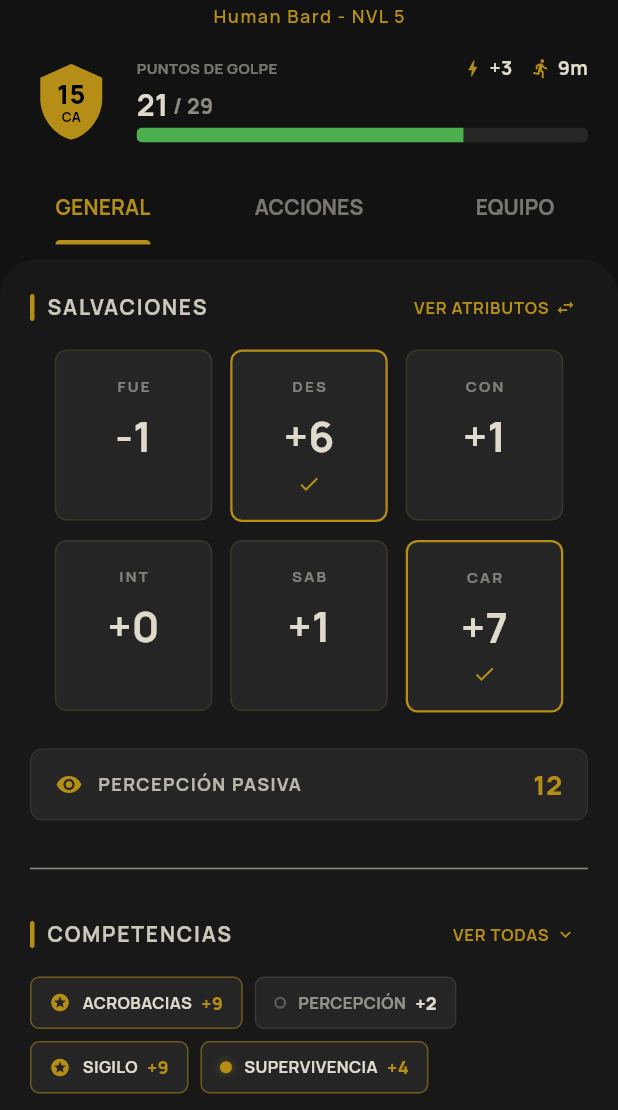
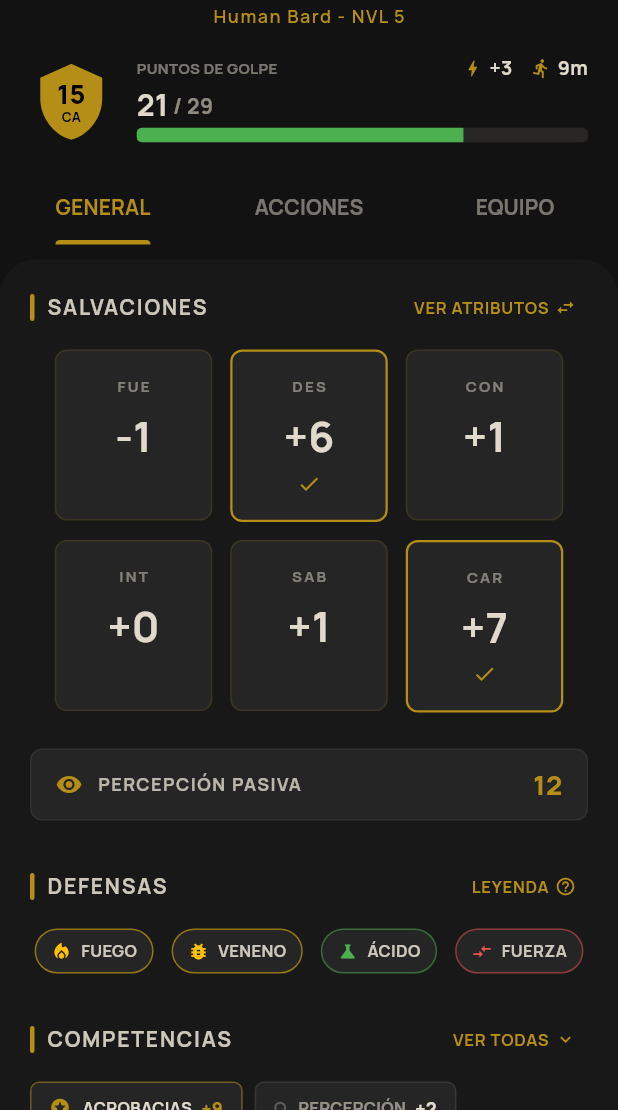
Before and after one commit to Davidperpi/dnd-app, a Flutter app: the screen it shows after launch, after a tap on "VER SALVACIONES", on a phone screen of 412 x 824 dp, the part 126-1236 px from its top. Run offline on Flutter 3.47's test engine with Material 3 defaults, Android fonts, the phone set to English and light mode, and no system bars; our stand-ins replace equatable, flutter_bloc, fpdart, get_it, google_fonts.

Commit message:
feat: add defenses in general tab

```diff
--- /dev/null
+++ b/lib/core/constants/damage_type.dart
@@ -0,0 +1,58 @@
+import 'package:flutter/material.dart';
+
+enum DamageType {
+  acid,
+  bludgeoning,
+  cold,
+  fire,
+  force,
+  lightning,
+  necrotic,
+  piercing,
+  poison,
+  psychic,
+  radiant,
+  slashing,
+  thunder,
+}
+
+/// Extensión para darle "superpoderes" al Enum
+extension DamageTypeExtension on DamageType {
+  String get nameES {
+    return switch (this) {
+      DamageType.acid => 'ÁCIDO',
+      DamageType.bludgeoning => 'CONTUNDENTE',
+      DamageType.cold => 'FRÍO',
+      DamageType.fire => 'FUEGO',
+      DamageType.force => 'FUERZA',
+      DamageType.lightning => 'RELÁMPAGO',
+      DamageType.necrotic => 'NECRÓTICO',
+      DamageType.piercing => 'PERFORANTE',
+      DamageType.poison => 'VENENO',
+      DamageType.psychic => 'PSÍQUICO',
+      DamageType.radiant => 'RADIANTE',
+      DamageType.slashing => 'CORTANTE',
+      DamageType.thunder => 'TRUENO',
+    };
+  }
+
+  IconData get icon {
+    return switch (this) {
+      DamageType.acid => Icons.science, // O water_drop
+      DamageType.bludgeoning => Icons.gavel, // O gavel
+      DamageType.cold => Icons.ac_unit,
+      DamageType.fire => Icons.local_fire_department,
+      DamageType.force => Icons.compare_arrows, // O explosion
+      DamageType.lightning => Icons.flash_on,
+      DamageType.necrotic =>
+        Icons.dangerous, // No hay calavera en standard, usamos algo similar
+      DamageType.piercing => Icons.arrow_right_alt, // Flecha
+      DamageType.poison => Icons.bug_report, // O biological
+      DamageType.psychic => Icons.psychology,
+      DamageType.radiant => Icons.wb_sunny,
+      DamageType.slashing =>
+        Icons.content_cut, // Espada no hay, tijeras/corte sirve
+      DamageType.thunder => Icons.volume_up,
+    };
+  }
+}
--- a/lib/features/character/data/repositories/mock_character_repository.dart
+++ b/lib/features/character/data/repositories/mock_character_repository.dart
@@ -1,4 +1,5 @@
 import 'package:dnd_app/core/constants/attributes.dart';
+import 'package:dnd_app/core/constants/damage_type.dart';
 import 'package:dnd_app/core/constants/skills.dart';
 import 'package:fpdart/fpdart.dart';
 
@@ -49,6 +50,9 @@ class MockCharacterRepository implements CharacterRepository {
         proficientSkills: <Skill>[Skill.survival],
         hasJackOfAllTrades: true,
         speed: 30,
+        resistances: <DamageType>[DamageType.fire, DamageType.poison],
+        immunities: <DamageType>[DamageType.acid],
+        vulnerabilities: <DamageType>[DamageType.force],
       ),
     );
   }
--- a/lib/features/character/domain/entities/character.dart
+++ b/lib/features/character/domain/entities/character.dart
@@ -1,4 +1,5 @@
 import 'package:dnd_app/core/constants/attributes.dart';
+import 'package:dnd_app/core/constants/damage_type.dart';
 import 'package:dnd_app/core/constants/skills.dart';
 import 'package:equatable/equatable.dart';
 
@@ -39,6 +40,10 @@ class Character extends Equatable {
   // Inventario (Strings por ahora para el MVP)
   final List<String> equipment;
 
+  final List<DamageType> resistances;
+  final List<DamageType> immunities;
+  final List<DamageType> vulnerabilities;
+
   const Character({
     required this.id,
     required this.name,
@@ -63,6 +68,9 @@ class Character extends Equatable {
     required this.speed,
     this.hasJackOfAllTrades = false,
     this.equipment = const <String>[],
+    this.resistances = const <DamageType>[],
+    this.immunities = const <DamageType>[],
+    this.vulnerabilities = const <DamageType>[],
   }) : assert(
          currentHp >= 0,
          'HP cannot be negative',
@@ -182,6 +190,10 @@ class Character extends Equatable {
     String? imageUrl,
     List<Skill>? proficientSkills,
     List<Skill>? expertSkills,
+    bool? hasJackOfAllTrades,
+    List<DamageType>? resistances,
+    List<DamageType>? immunities,
+    List<DamageType>? vulnerabilities,
   }) {
     return Character(
       id: id ?? this.id,
@@ -206,6 +218,10 @@ class Character extends Equatable {
       proficientSkills: proficientSkills ?? this.proficientSkills,
       expertSkills: expertSkills ?? this.expertSkills,
       speed: speed ?? this.speed,
+      hasJackOfAllTrades: hasJackOfAllTrades ?? this.hasJackOfAllTrades,
+      resistances: resistances ?? this.resistances,
+      immunities: immunities ?? this.immunities,
+      vulnerabilities: vulnerabilities ?? this.vulnerabilities,
     );
   }
 
@@ -233,5 +249,11 @@ class Character extends Equatable {
     description,
     imageUrl,
     proficientSkills,
+    expertSkills,
+    speed,
+    hasJackOfAllTrades,
+    resistances,
+    immunities,
+    vulnerabilities,
   ];
 }
--- a/lib/features/character/presentation/widgets/character_stats_tab.dart
+++ b/lib/features/character/presentation/widgets/character_stats_tab.dart
@@ -1,6 +1,7 @@
 import 'package:flutter/material.dart';
 
 import '../../../../core/constants/attributes.dart';
+import '../../../../core/constants/damage_type.dart';
 import '../../../../core/constants/skills.dart';
 import '../../domain/entities/character.dart';
 import 'character_bio.dart';
@@ -22,6 +23,12 @@ class _CharacterStatsTabState extends State<CharacterStatsTab> {
   Widget build(BuildContext context) {
     final ThemeData theme = Theme.of(context);
     final Character char = widget.character;
+
+    // Chequeo rápido para saber si hay defensas que mostrar
+    final bool hasDefenses =
+        char.resistances.isNotEmpty ||
+        char.immunities.isNotEmpty ||
+        char.vulnerabilities.isNotEmpty;
 
     return SingleChildScrollView(
       padding: const EdgeInsets.all(20),
@@ -55,14 +62,24 @@ class _CharacterStatsTabState extends State<CharacterStatsTab> {
 
           const SizedBox(height: 24),
 
-          // 2. PERCEPCIÓN PASIVA (Línea Compacta)
+          // 2. PERCEPCIÓN PASIVA
           _buildPassivePerceptionRow(char, theme),
 
-          const SizedBox(height: 24),
-          Divider(color: theme.dividerColor), // Usa el divider del tema
-          const SizedBox(height: 24),
+          const SizedBox(height: 32),
 
-          // 3. COMPETENCIAS
+          // 3. DEFENSAS (Ahora con Cabecera y Leyenda)
+          _buildDefensesSection(char, theme, context),
+
+          // Lógica de separación:
+          // Si hay defensas, ponemos separadores más amplios.
+          // Si no, el separador estándar antes de skills.
+          if (hasDefenses) ...[
+            const SizedBox(height: 32),
+          ] else ...[
+            const SizedBox(height: 24),
+          ],
+
+          // 4. COMPETENCIAS
           _buildSectionHeader(
             theme: theme,
             title: 'COMPETENCIAS',
@@ -79,7 +96,7 @@ class _CharacterStatsTabState extends State<CharacterStatsTab> {
           Divider(color: theme.dividerColor),
           const SizedBox(height: 32),
 
-          // 4. BIO
+          // 5. BIO
           CharacterBio(character: char),
 
           const SizedBox(height: 40),
@@ -92,16 +109,185 @@ class _CharacterStatsTabState extends State<CharacterStatsTab> {
   // WIDGETS AUXILIARES
   // ===========================================================================
 
-  /// Línea compacta para la Percepción Pasiva
+  /// Sección de Defensas con Cabecera Unificada y Botón de Ayuda
+  Widget _buildDefensesSection(
+    Character char,
+    ThemeData theme,
+    BuildContext context,
+  ) {
+    if (char.resistances.isEmpty &&
+        char.immunities.isEmpty &&
+        char.vulnerabilities.isEmpty) {
+      return const SizedBox.shrink();
+    }
+
+    return Column(
+      crossAxisAlignment: CrossAxisAlignment.start,
+      children: [
+        // 1. CABECERA UNIFICADA
+        _buildSectionHeader(
+          theme: theme,
+          title: 'DEFENSAS',
+          actionLabel: 'LEYENDA', // Botón para explicar colores
+          icon: Icons.help_outline,
+          onActionTap: () => _showDefenseLegendDialog(context, theme),
+        ),
+
+        const SizedBox(height: 16),
+
+        // 2. CHIPS DE DEFENSA
+        SizedBox(
+          width: double.infinity,
+          child: Wrap(
+            spacing: 12,
+            runSpacing: 12,
+            alignment: WrapAlignment.center,
+            children: [
+              // Resistencias (Dorado/Ámbar)
+              ...char.resistances.map(
+                (DamageType res) => _buildDefenseChip(
+                  damageType: res,
+                  color: const Color(0xFFFFC107), // Ámbar
+                  theme: theme,
+                ),
+              ),
+
+              // Inmunidades (Verde)
+              ...char.immunities.map(
+                (DamageType imm) => _buildDefenseChip(
+                  damageType: imm,
+                  color: const Color(0xFF4CAF50), // Verde
+                  theme: theme,
+                ),
+              ),
+
+              // Vulnerabilidades (Rojo)
+              ...char.vulnerabilities.map(
+                (DamageType vul) => _buildDefenseChip(
+                  damageType: vul,
+                  color: const Color(0xFFEF5350), // Rojo suave
+                  theme: theme,
+                ),
+              ),
+            ],
+          ),
+        ),
+      ],
+    );
+  }
+
+  /// Popup de Leyenda para explicar los colores
+  void _showDefenseLegendDialog(BuildContext context, ThemeData theme) {
+    showDialog(
+      context: context,
+      builder: (ctx) => AlertDialog(
+        backgroundColor: theme.colorScheme.surfaceContainer,
+        title: Text("Guía de Defensas", style: theme.textTheme.titleLarge),
+        content: Column(
+          mainAxisSize: MainAxisSize.min,
+          children: [
+            _buildLegendRow(
+              Icons.shield_outlined,
+              "Resistencia",
+              "Recibes la MITAD de daño.",
+              const Color(0xFFFFC107),
+              theme,
+            ),
+            const SizedBox(height: 16),
+            _buildLegendRow(
+              Icons.health_and_safety,
+              "Inmunidad",
+              "No recibes NINGÚN daño.",
+              const Color(0xFF4CAF50),
+              theme,
+            ),
+            const SizedBox(height: 16),
+            _buildLegendRow(
+              Icons.broken_image_outlined,
+              "Vulnerabilidad",
+              "Recibes el DOBLE de daño.",
+              const Color(0xFFEF5350),
+              theme,
+            ),
+          ],
+        ),
+        actions: [
+          TextButton(
+            onPressed: () => Navigator.of(ctx).pop(),
+            child: Text(
+              "OK",
+              style: TextStyle(color: theme.colorScheme.secondary),
+            ),
+          ),
+        ],
+      ),
+    );
+  }
+
+  Widget _buildLegendRow(
+    IconData icon,
+    String title,
+    String subtitle,
+    Color color,
+    ThemeData theme,
+  ) {
+    return Row(
+      children: [
+        Icon(icon, color: color, size: 24),
+        const SizedBox(width: 16),
+        Expanded(
+          child: Column(
+            crossAxisAlignment: CrossAxisAlignment.start,
+            children: [
+              Text(
+                title,
+                style: TextStyle(color: color, fontWeight: FontWeight.bold),
+              ),
+              Text(subtitle, style: theme.textTheme.bodySmall),
+            ],
+          ),
+        ),
+      ],
+    );
+  }
+
+  Widget _buildDefenseChip({
+    required DamageType damageType,
+    required Color color,
+    required ThemeData theme,
+  }) {
+    return Container(
+      padding: const EdgeInsets.symmetric(horizontal: 10, vertical: 6),
+      decoration: BoxDecoration(
+        color: theme.colorScheme.surfaceContainer,
+        borderRadius: BorderRadius.circular(20),
+        border: Border.all(color: color.withValues(alpha: 0.5)),
+      ),
+      child: Row(
+        mainAxisSize: MainAxisSize.min,
+        children: [
+          Icon(damageType.icon, size: 14, color: color),
+          const SizedBox(width: 6),
+          Text(
+            damageType.nameES,
+            style: TextStyle(
+              fontSize: 11,
+              fontWeight: FontWeight.bold,
+              color: theme.colorScheme.onSurface.withValues(alpha: 0.9),
+            ),
+          ),
+        ],
+      ),
+    );
+  }
+
   Widget _buildPassivePerceptionRow(Character char, ThemeData theme) {
     return Container(
       width: double.infinity,
       padding: const EdgeInsets.symmetric(horizontal: 16, vertical: 10),
       decoration: BoxDecoration(
-        // CORREGIDO: Usamos el color del tema para tarjetas
         color: theme.colorScheme.surfaceContainer,
         borderRadius: BorderRadius.circular(8),
-        // Borde sutil usando el dividerColor del tema o blanco muy transparente
         border: Border.all(color: Colors.white.withValues(alpha: 0.05)),
       ),
       child: Row(
@@ -157,10 +343,7 @@ class _CharacterStatsTabState extends State<CharacterStatsTab> {
           ),
         ),
         const SizedBox(width: 8),
-        Text(
-          title,
-          style: theme.textTheme.titleLarge, // Ya tiene el estilo en AppTheme
-        ),
+        Text(title, style: theme.textTheme.titleLarge),
         const Spacer(),
         InkWell(
           onTap: onActionTap,
@@ -205,7 +388,6 @@ class _CharacterStatsTabState extends State<CharacterStatsTab> {
       child: Container(
         padding: const EdgeInsets.symmetric(vertical: 16),
         decoration: BoxDecoration(
-          // CORREGIDO: Color del tema
           color: theme.colorScheme.surfaceContainer,
           borderRadius: BorderRadius.circular(8),
           border: Border.all(
@@ -222,7 +404,6 @@ class _CharacterStatsTabState extends State<CharacterStatsTab> {
               style: TextStyle(
                 fontSize: 10,
                 fontWeight: FontWeight.bold,
-                // Color de texto secundario del tema
                 color: theme.colorScheme.onSurface.withValues(alpha: 0.5),
                 letterSpacing: 1.5,
               ),
@@ -233,7 +414,6 @@ class _CharacterStatsTabState extends State<CharacterStatsTab> {
               style: TextStyle(
                 fontSize: 28,
                 fontWeight: FontWeight.w700,
-                // Color principal de texto del tema
                 color: theme.colorScheme.onSurface,
               ),
             ),
@@ -299,7 +479,6 @@ class _CharacterStatsTabState extends State<CharacterStatsTab> {
     return Container(
       padding: const EdgeInsets.symmetric(horizontal: 12, vertical: 8),
       decoration: BoxDecoration(
-        // CORREGIDO: Color del tema
         color: theme.colorScheme.surfaceContainer,
         borderRadius: BorderRadius.circular(6),
         border: Border.all(
@@ -334,7 +513,6 @@ class _CharacterStatsTabState extends State<CharacterStatsTab> {
               height: 8,
               decoration: BoxDecoration(
                 border: Border.all(
-                  // Borde gris sutil
                   color: theme.colorScheme.onSurface.withValues(alpha: 0.3),
                   width: 1.5,
                 ),
```
